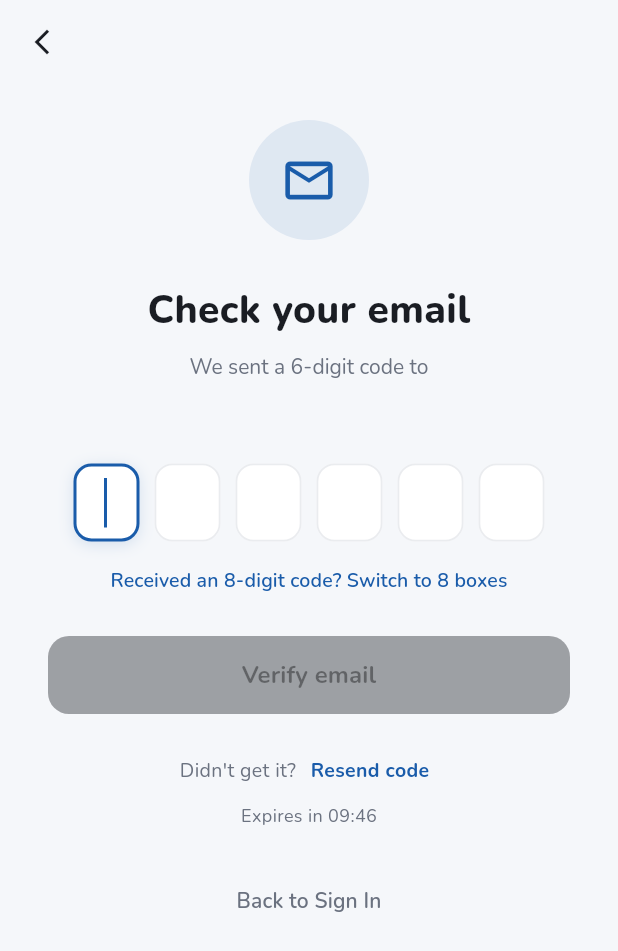
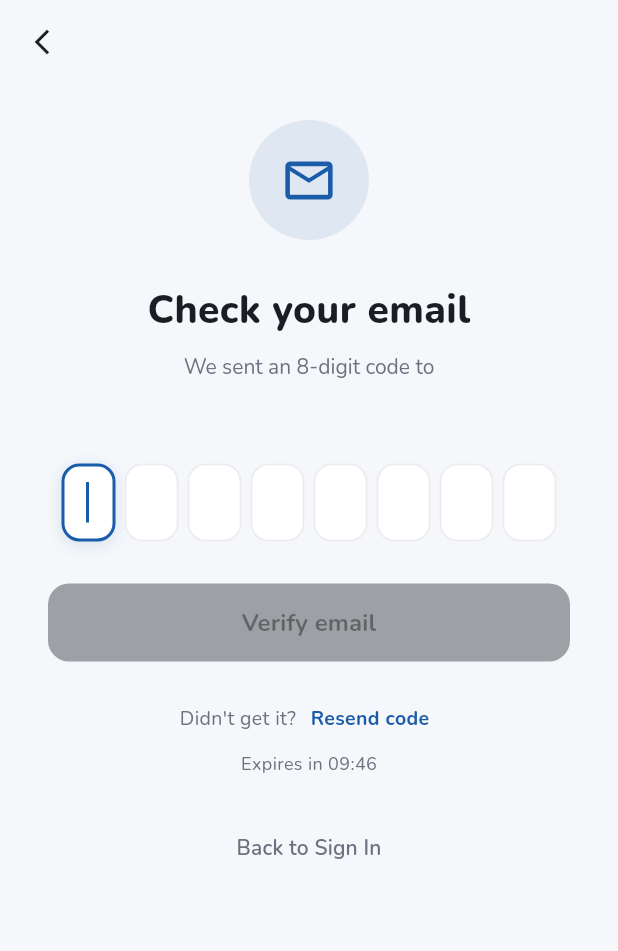
Before and after one commit to salehhamdy/Kapiert, a Flutter app: the VerifyEmailScreen screen opened directly with empty values, on a phone screen of 412 x 824 dp. Shown: the top 951 px of the screen. Run offline on Flutter 3.47's test engine with Material 3 defaults, Android fonts, the phone set to English and light mode, and no system bars; drawn by our look-alikes of flutter_animate; our stand-ins replace flutter_local_notifications, flutter_riverpod, google_fonts, google_sign_in, shared_preferences, sqflite and 3 more; accounts and stored records are empty; network calls fail.

Commit message:
refactor(auth): set verify email screen to 8 dedicated OTP boxes and remove 6-box toggle

```diff
--- a/flutter_app/lib/features/auth/screens/verify_email_screen.dart
+++ b/flutter_app/lib/features/auth/screens/verify_email_screen.dart
@@ -18,7 +18,7 @@ class VerifyEmailScreen extends ConsumerStatefulWidget {
 }
 
 class _VerifyEmailScreenState extends ConsumerState<VerifyEmailScreen> {
-  int _otpLength = 6;
+  static const int _otpLength = 8;
   static const int _timerSeconds = 9 * 60 + 47; // 09:47 matching mockup
   static const int _resendCooldownSeconds = 45;
 
@@ -75,21 +75,6 @@ class _VerifyEmailScreenState extends ConsumerState<VerifyEmailScreen> {
     }
   }
 
-  void _setOtpLength(int newLength) {
-    if (_otpLength == newLength) return;
-    for (final c in _controllers) {
-      c.dispose();
-    }
-    for (final f in _focusNodes) {
-      f.dispose();
-    }
-    setState(() {
-      _otpLength = newLength;
-      _initFields();
-      _errorMessage = null;
-    });
-  }
-
   void _startTimer() {
     _countdownTimer?.cancel();
     setState(() => _remainingSeconds = _timerSeconds);
@@ -116,31 +101,7 @@ class _VerifyEmailScreenState extends ConsumerState<VerifyEmailScreen> {
       return;
     }
 
-    // If an 8-digit code was pasted while in 6-digit mode, auto-switch to 8
-    if (digits.length == 8 && _otpLength != 8) {
-      _setOtpLength(8);
-      for (int k = 0; k < 8; k++) {
-        _controllers[k].text = digits[k];
-      }
-      _focusNodes.last.unfocus();
-      if (mounted) setState(() {});
-      if (_otpComplete) _verify();
-      return;
-    }
-
-    // If a 6-digit code was pasted while in 8-digit mode, auto-switch to 6
-    if (digits.length == 6 && _otpLength != 6) {
-      _setOtpLength(6);
-      for (int k = 0; k < 6; k++) {
-        _controllers[k].text = digits[k];
-      }
-      _focusNodes.last.unfocus();
-      if (mounted) setState(() {});
-      if (_otpComplete) _verify();
-      return;
-    }
-
-    // Case 1: Full OTP pasted (length == _otpLength)
+    // Case 1: Full 8-digit OTP pasted
     if (digits.length == _otpLength) {
       for (int k = 0; k < _otpLength; k++) {
         _controllers[k].text = digits[k];
@@ -375,7 +336,7 @@ class _VerifyEmailScreenState extends ConsumerState<VerifyEmailScreen> {
               RichText(
                 textAlign: TextAlign.center,
                 text: TextSpan(
-                  text: 'We sent a $_otpLength-digit code to\n',
+                  text: 'We sent an 8-digit code to\n',
                   style: GoogleFonts.nunito(
                     fontSize: 14,
                     color: textSecondary,
@@ -399,44 +360,26 @@ class _VerifyEmailScreenState extends ConsumerState<VerifyEmailScreen> {
                 _InlineError(message: _errorMessage!),
                 const SizedBox(height: 12),
               ],
-              Row(
+              FittedBox(
+                fit: BoxFit.scaleDown,
+                child: Row(
                   mainAxisAlignment: MainAxisAlignment.center,
                   children: List.generate(_otpLength, (i) {
                     return Padding(
                       padding: EdgeInsets.only(
-                        right: i < _otpLength - 1 ? (_otpLength == 8 ? 6 : 10) : 0),
+                          right: i < _otpLength - 1 ? 6 : 0),
                       child: _OtpBox(
                         controller: _controllers[i],
                         focusNode: _focusNodes[i],
                         autofocus: i == 0,
-                      width: _otpLength == 8 ? 36 : 44,
+                        width: 36,
                         onChanged: (val) => _onDigitInput(i, val),
                       ),
                     );
                   }),
+                ),
               ).animate().fadeIn(delay: 160.ms, duration: 400.ms),
-              const SizedBox(height: 12),
-              Center(
-                child: TextButton(
-                  onPressed: () => _setOtpLength(_otpLength == 6 ? 8 : 6),
-                  style: TextButton.styleFrom(
-                    padding: const EdgeInsets.symmetric(horizontal: 12, vertical: 4),
-                    minimumSize: Size.zero,
-                    tapTargetSize: MaterialTapTargetSize.shrinkWrap,
-                  ),
-                  child: Text(
-                    _otpLength == 6
-                        ? 'Received an 8-digit code? Switch to 8 boxes'
-                        : 'Switch to 6-digit code',
-                    style: GoogleFonts.nunito(
-                      fontSize: 13,
-                      fontWeight: FontWeight.w600,
-                      color: AppColors.derBlue,
-                    ),
-                  ),
-                ),
-              ),
-              const SizedBox(height: 24),
+              const SizedBox(height: 28),
 
               // ── Verify button ─────────────────────────────────────────────
               SizedBox(
```
Also changed, not shown: 3 other files. Lines whose indentation alone changed are shown as unchanged.
